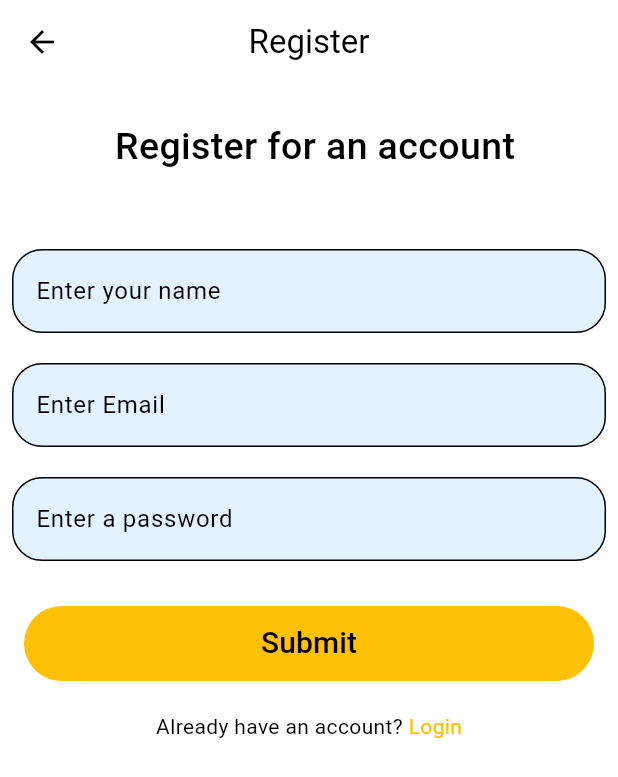
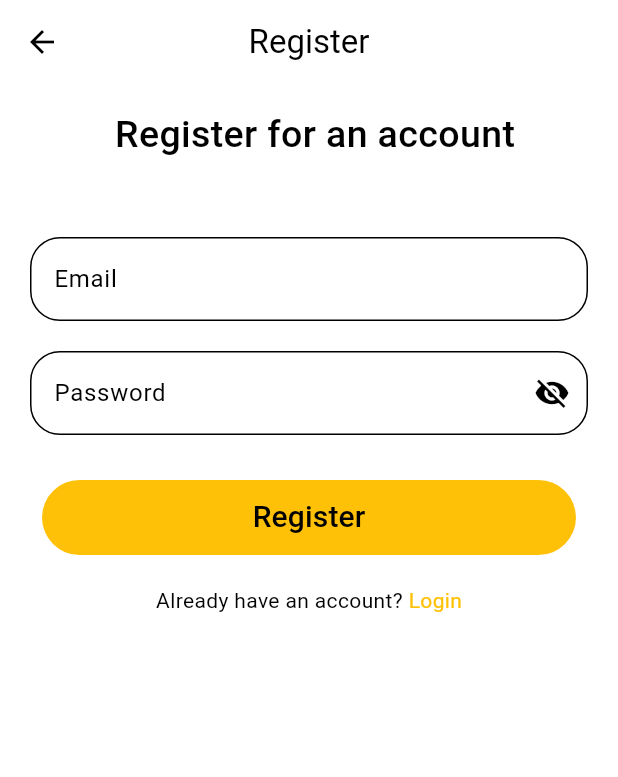
Before and after one commit to ogunkapc/TODO, a Flutter app: the RegisterScreen screen opened directly, on a phone screen of 412 x 824 dp. Shown: the top 777 px of the screen. Run offline on Flutter 3.47's test engine with Material 2 defaults, Android fonts, the phone set to English and light mode, and no system bars; our stand-ins replace firebase_auth; accounts and stored records are empty.

Commit message:
changed architecture

```diff
--- a/lib/auth/sign_up.dart
+++ b/lib/auth/sign_up.dart
@@ -1,3 +1,4 @@
+import 'package:firebase_auth/firebase_auth.dart';
 import 'package:flutter/material.dart';
 import 'package:todo/auth/sign_in.dart';
 
@@ -9,6 +10,41 @@ class RegisterScreen extends StatefulWidget {
 }
 
 class _RegisterScreenState extends State<RegisterScreen> {
+  //! Keys
+  final GlobalKey<FormState> _formkey = GlobalKey<FormState>();
+
+  ///! TextEditing Controller
+  final TextEditingController email = TextEditingController();
+  final TextEditingController password = TextEditingController();
+  // show/hide password
+  bool isSelectionOn = true;
+
+  // @override
+  // void initState() {
+  //   email = TextEditingController();
+  //   password = TextEditingController();
+  //   super.initState();
+  // }
+
+  @override
+  void dispose() {
+    email.dispose();
+    password.dispose();
+    super.dispose();
+  }
+
+  //! Firebase Auth Instance
+  final FirebaseAuth fireBaseInstance = FirebaseAuth.instance;
+  Future<void> createUser(String email, String password) async {
+    try {
+      await fireBaseInstance.createUserWithEmailAndPassword(
+          email: email, password: password);
+    } catch (e) {
+      print(e);
+    }
+    print("Created User Successfully");
+  }
+
   @override
   Widget build(BuildContext context) {
     return Scaffold(
@@ -16,8 +52,10 @@ class _RegisterScreenState extends State<RegisterScreen> {
         title: const Text("Register"),
         centerTitle: true,
       ),
-      body: Padding(
-        padding: const EdgeInsets.only(top: 8.0, left: 8.0, right: 8.0),
+      body: Form(
+        key: _formkey,
+        child: Padding(
+          padding: const EdgeInsets.symmetric(horizontal: 20.0),
           child: Column(
             // mainAxisAlignment: MainAxisAlignment.center,
             children: [
@@ -32,10 +70,19 @@ class _RegisterScreenState extends State<RegisterScreen> {
                 height: 30,
               ),
               TextFormField(
+                controller: email,
+                keyboardType: TextInputType.emailAddress,
+                validator: (err) {
+                  if (email.text.isEmpty) {
+                    return "Enter a valid email";
+                  } else {
+                    return null;
+                  }
+                },
                 decoration: InputDecoration(
-                hintText: "Enter your name",
+                  label: const Text("Email"),
                   filled: true,
-                fillColor: Colors.blue.shade50,
+                  // fillColor: Colors.blue.shade50,
                   border: OutlineInputBorder(
                     borderRadius: BorderRadius.circular(20),
                   ),
@@ -45,27 +92,35 @@ class _RegisterScreenState extends State<RegisterScreen> {
                 height: 20,
               ),
               TextFormField(
+                controller: password,
+                obscureText: isSelectionOn,
+                validator: (err) {
+                  if (password.text.isEmpty) {
+                    return "Password cannot be empty";
+                  } else if (password.text.length < 6) {
+                    return "Password is too short";
+                  } else {
+                    return null;
+                  }
+                },
                 decoration: InputDecoration(
-                hintText: "Enter Email",
+                    label: const Text("Password"),
                     filled: true,
-                fillColor: Colors.blue.shade50,
+                    // fillColor: Colors.blue.shade50,
                     border: OutlineInputBorder(
                       borderRadius: BorderRadius.circular(20),
                     ),
+                    suffixIcon: IconButton(
+                      onPressed: () {
+                        setState(() {
+                          isSelectionOn = !isSelectionOn;
+                        });
+                      },
+                      icon: Icon(
+                        isSelectionOn ? Icons.visibility_off : Icons.visibility,
+                        color: Colors.black,
                       ),
-            ),
-            const SizedBox(
-              height: 20,
-            ),
-            TextFormField(
-              decoration: InputDecoration(
-                hintText: "Enter a password",
-                filled: true,
-                fillColor: Colors.blue.shade50,
-                border: OutlineInputBorder(
-                  borderRadius: BorderRadius.circular(20),
-                ),
-              ),
+                    )),
               ),
               const SizedBox(
                 height: 30,
@@ -79,13 +134,21 @@ class _RegisterScreenState extends State<RegisterScreen> {
                   child: TextButton(
                     style: TextButton.styleFrom(backgroundColor: Colors.amber),
                     onPressed: () {
-                    Navigator.push(
-                        context,
-                        MaterialPageRoute(
-                            builder: (context) => const LoginScreen()));
+                      if (_formkey.currentState!.validate()) {
+                        createUser(email.text, password.text);
+                        // Navigator.push(
+                        //     context,
+                        //     MaterialPageRoute(
+                        //         builder: (context) => const LoginScreen()));
+                      } else {
+                        showDialog(
+                          context: context,
+                          builder: (context) => const Text("Incorrect Details"),
+                        );
+                      }
                     },
                     child: const Text(
-                    "Submit",
+                      "Register",
                       style: TextStyle(fontSize: 20, color: Colors.black),
                     ),
                   ),
@@ -116,6 +179,7 @@ class _RegisterScreenState extends State<RegisterScreen> {
             ],
           ),
         ),
+      ),
     );
   }
 }
```
Also changed, not shown: lib/startup/splash_screen.dart (renamed from lib/auth/splash_screen.dart). Lines whose indentation alone changed are shown as unchanged.
